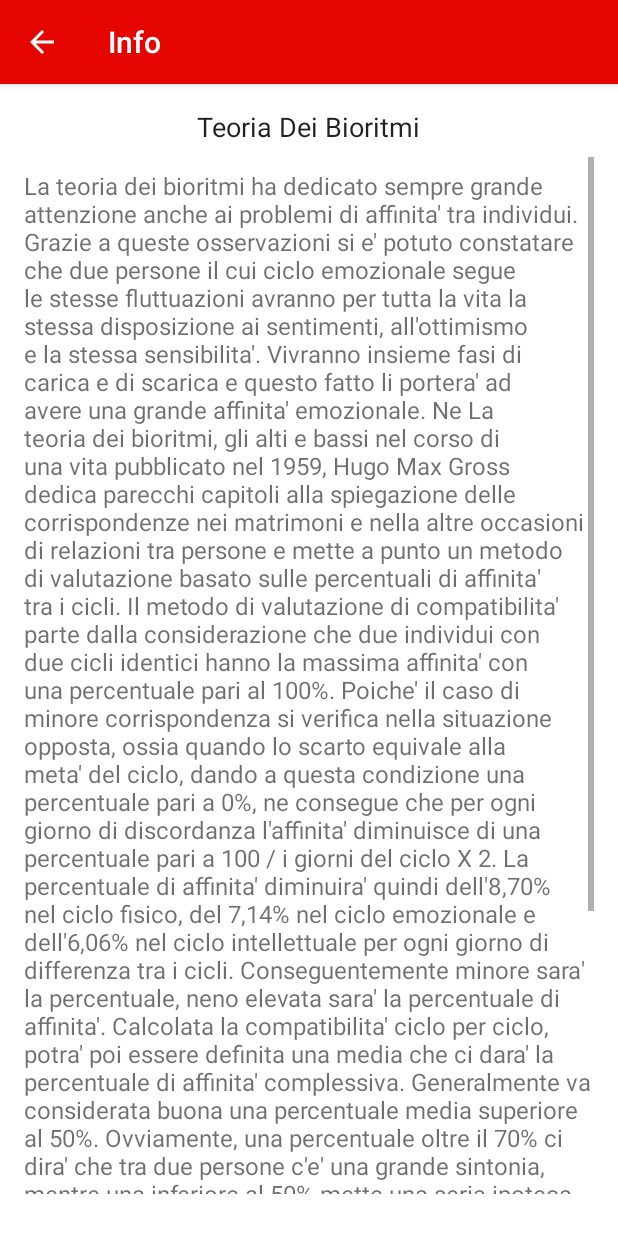
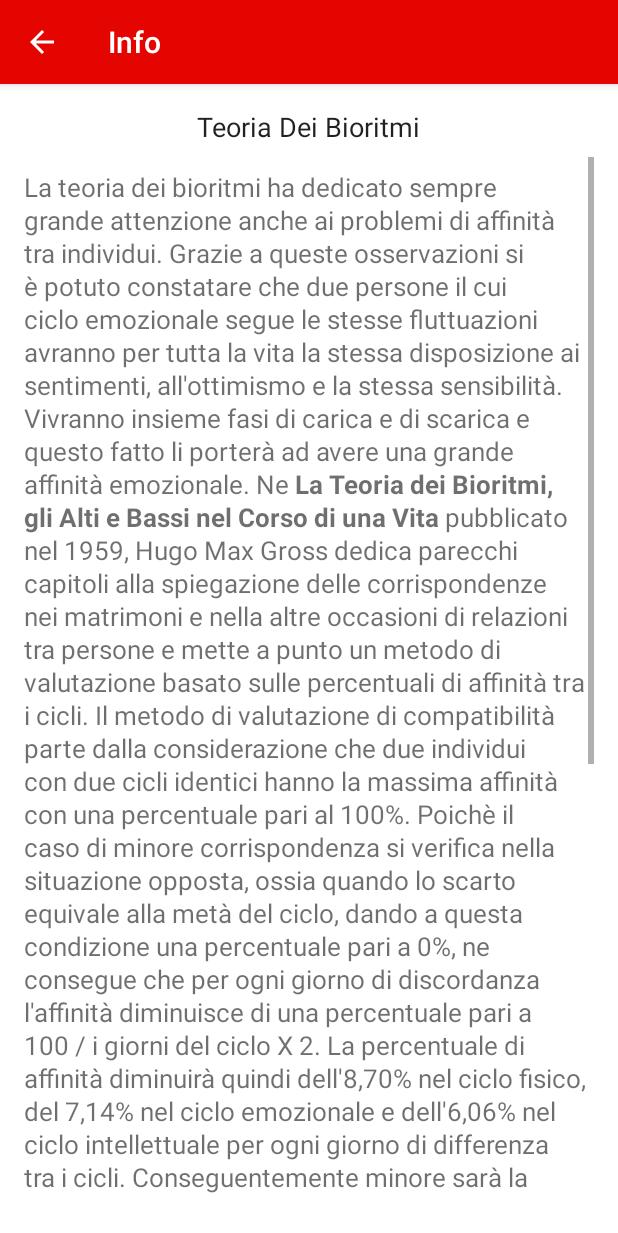
Before and after one commit to Syncroweb/BioComp, an Android app: the Infos screen opened directly, with no data from a screen before it, on a phone screen of 412 x 824 dp. Shown: the top 1233 px of the screen. Run offline under Robolectric (Android 15) with nearby library versions, the phone set to English and light mode, and no system bars; our stand-ins replace AdMob.

Commit message:
26/10/2016 - Part 2

```diff
--- a/app/src/main/res/layout/activity_infos.xml
+++ b/app/src/main/res/layout/activity_infos.xml
@@ -40,10 +40,12 @@
         android:text="@string/bio_info"
         android:enabled="false"
         android:layout_below="@+id/lblTitle"
-        android:textSize="16sp"
+        android:textSize="17sp"
         android:layout_marginTop="8dp"
         android:paddingBottom="6dp"
-        android:textColor="@color/common_google_signin_btn_text_light_default" />
+        android:textColor="@color/common_google_signin_btn_text_light_default"
+        android:lineSpacingExtra="2sp"
+        android:textAlignment="textStart" />
     </ScrollView>
 
     <com.google.android.gms.ads.AdView
--- a/app/src/main/res/values/strings.xml
+++ b/app/src/main/res/values/strings.xml
@@ -11,14 +11,14 @@
     <string name="emotivo_2">poco coinvolgimento emotivo, </string>
     <string name="emotivo_3">un medio coinvolgimento emotivo, </string>
     <string name="emotivo_4">un forte coinvolgimento emotivo, </string>
-    <string name="intellettuale_1">una bassissima compatibilita\' intellettuale, </string>
-    <string name="intellettuale_2">una bassa compatibilita\' intellettuale, </string>
-    <string name="intellettuale_3">una media compatibilita\' intellettuale, </string>
-    <string name="intellettuale_4">una forte compatibilita\' intellettuale, </string>
+    <string name="intellettuale_1">una bassissima compatibilit&#224; intellettuale, </string>
+    <string name="intellettuale_2">una bassa compatibilit&#224; intellettuale, </string>
+    <string name="intellettuale_3">una media compatibilit&#224; intellettuale, </string>
+    <string name="intellettuale_4">una forte compatibilit&#224; intellettuale, </string>
     <string name="fisico">Fisico</string>
     <string name="emotivo">Emozionale</string>
     <string name="intellettuale">IIntellettuale</string>
-    <string name="calculate_biocomp">Calcola Bio Compatibilita\'</string>
+    <string name="calculate_biocomp">Calcola Bio Compatibilit&#224;</string>
     <string name="button_2">Reset</string>
     <string name="date">01/01/1980</string>
 
@@ -42,9 +42,9 @@
     <string name="other_apps">Altre App</string>
     <string name="twitter">Twitter</string>
     <string name="datelist">Lista Date</string>
-    <string name="intro_biocomp">BioComp è un\'applicazione che calcola la compatibilita\' tra le persone attraverso l\'utilizzo della teoria dei bioritmi.</string>
+    <string name="intro_biocomp">BioComp &#232; un\'applicazione che calcola la compatibilit&#224; tra le persone attraverso l\'utilizzo della teoria dei bioritmi.</string>
 
-    <string name="calculate_compatibility">Calcola Compatibilita\'</string>
+    <string name="calculate_compatibility">Calcola Compatibilit&#224;</string>
     <string name="welcome_to_biocomp">Benvenuto In BioComp</string>
     <string name="enter_new_profile">Nuovo Profilo</string>
     <string name="your_date_list">La Tua Lista</string>
@@ -60,24 +60,29 @@
 
     <string name="facebook_app_id">1637657219830501</string>
 
-    <string name="descr">Ciao! Per calcolare la Bio Compatibilita\', scegli gli avatar e le date di nascita.</string>
+    <string name="descr">Ciao! Per calcolare la Bio Compatibilit&#224;, scegli gli avatar e le date di nascita.</string>
     <string name="theory">Teoria Dei Bioritmi</string>
     <string name="other_descr">Scarica le nostre app direttamente dal Google PlayStore.</string>
     <string name="other_infos">Per informazioni o domande, perfavore visita il nostro sito web.</string>
     <string name="name">Nome</string>
     <string name="date_of_birth">Data di nascita</string>
 
-    <string name="bio_info">La teoria dei bioritmi ha dedicato sempre grande attenzione anche ai problemi di affinita\' tra individui.
-        Grazie a queste osservazioni si e\' potuto constatare che due persone il cui ciclo emozionale segue le stesse fluttuazioni avranno per tutta la vita la stessa disposizione ai sentimenti, all\'ottimismo e la stessa sensibilita\'. Vivranno insieme fasi di carica e di scarica e questo fatto li portera\' ad avere una grande affinita\' emozionale.
-        Ne La teoria dei bioritmi, gli alti e bassi nel corso di una vita pubblicato nel 1959, Hugo Max Gross dedica parecchi capitoli alla spiegazione delle corrispondenze nei matrimoni e nella altre occasioni di relazioni tra persone e mette a punto un metodo di valutazione basato sulle percentuali di affinita\' tra i cicli.
-        Il metodo di valutazione di compatibilita\' parte dalla considerazione che due individui con due cicli identici hanno la massima affinita\' con una percentuale pari al 100%.
-        Poiche\' il caso di minore corrispondenza si verifica nella situazione opposta, ossia quando lo scarto equivale alla meta\' del ciclo, dando a questa condizione una percentuale pari a 0%, ne consegue che per ogni giorno di discordanza l\'affinita\' diminuisce di una percentuale pari a 100 / i giorni del ciclo X 2.
-        La percentuale di affinita\' diminuira\' quindi dell\'8,70% nel ciclo fisico, del 7,14% nel ciclo emozionale e dell\'6,06% nel ciclo intellettuale per ogni giorno di differenza tra i cicli.
-        Conseguentemente minore sara\' la percentuale, neno elevata sara\' la percentuale di affinita\'.
-        Calcolata la compatibilita\' ciclo per ciclo, potra\' poi essere definita una media che ci dara\' la percentuale di affinita\' complessiva.
-        Generalmente va considerata buona una percentuale media superiore al 50%. Ovviamente, una percentuale oltre il 70% ci dira\' che tra due persone c\'e\' una grande sintonia, mentre una inferiore al 50% mette una seria ipoteca alla possibilita\' di intesa.
-        La compatibilita\' fisica e\' importante nella formazione di team sportivo o di lavoro. Quella emozionale per l\'intesa in una coppia, in una famiglia o nei rapporti di amicizia. Per le associazioni o collaborazioni basate su attivita\' intellettive sara\' indispensabile una buona corrispondenza intellettuale.
-        Ovviamente tutto questo riguarda una pura armonia bioritmica: nulla toglie che in presenza di obiettivi importanti o di forti motivazioni queste difficolta\' possano essere superate o che, nonostante una buona consonanza bioritmica, ci siano difficolta\' di rapporto dovute ad altri fattori.
+    <string name="bio_info">La teoria dei bioritmi ha dedicato sempre grande attenzione anche ai problemi di affinit&#224; tra individui.
+        Grazie a queste osservazioni si &#232; potuto constatare che due persone il cui ciclo emozionale segue le stesse fluttuazioni avranno per tutta la vita la stessa disposizione ai sentimenti, all\'ottimismo e la stessa sensibilit&#224;. Vivranno insieme fasi di carica e di scarica e questo fatto li porter&#224; ad avere una grande affinit&#224; emozionale.
+
+        Ne <b>"La Teoria dei Bioritmi, gli Alti e Bassi nel Corso di una Vita"</b> pubblicato nel 1959, Hugo Max Gross dedica parecchi capitoli alla spiegazione delle corrispondenze nei matrimoni e nella altre occasioni di relazioni tra persone e mette a punto un metodo di valutazione basato sulle percentuali di affinit&#224; tra i cicli.
+
+        Il metodo di valutazione di compatibilit&#224; parte dalla considerazione che due individui con due cicli identici hanno la massima affinit&#224; con una percentuale pari al 100%.
+        Poich&#232; il caso di minore corrispondenza si verifica nella situazione opposta, ossia quando lo scarto equivale alla met&#224; del ciclo, dando a questa condizione una percentuale pari a 0%, ne consegue che per ogni giorno di discordanza l\'affinit&#224; diminuisce di una percentuale pari a 100 / i giorni del ciclo X 2.
+
+        La percentuale di affinit&#224; diminuir&#224; quindi dell\'8,70% nel ciclo fisico, del 7,14% nel ciclo emozionale e dell\'6,06% nel ciclo intellettuale per ogni giorno di differenza tra i cicli.
+        Conseguentemente minore sar&#224; la percentuale, neno elevata sar&#224; la percentuale di affinit&#224;.
+
+        Calcolata la compatibilit&#224; ciclo per ciclo, potr&#224; poi essere definita una media che ci dar&#224; la percentuale di affinit&#224; complessiva.
+        Generalmente va considerata buona una percentuale media superiore al 50%. Ovviamente, una percentuale oltre il 70% ci dir&#224; che tra due persone c\'&#232; una grande sintonia, mentre una inferiore al 50% mette una seria ipoteca alla possibilit&#224; di intesa.
+
+        La compatibilit&#224; fisica &#232; importante nella formazione di team sportivo o di lavoro. Quella emozionale per l\'intesa in una coppia, in una famiglia o nei rapporti di amicizia. Per le associazioni o collaborazioni basate su attivit&#224; intellettive sar&#224; indispensabile una buona corrispondenza intellettuale.
+        Ovviamente tutto questo riguarda una pura armonia bioritmica: nulla toglie che in presenza di obiettivi importanti o di forti motivazioni queste difficolt&#224; possano essere superate o che, nonostante una buona consonanza bioritmica, ci siano difficolt&#224; di rapporto dovute ad altri fattori.
     </string>
     <string name="reset_list">cancella lista</string>
     <string name="choose_descr">Scegli la data da inserire e salva.</string>
@@ -85,16 +90,16 @@
     <string name="month">Mese</string>
     <string name="year">Anno</string>
     <string name="reset">reset</string>
-    <string name="result_bio">Risultato della Bio Compatibilita\'</string>
-    <string name="insert_register">Uno dei dati inseriti non e\' valido!</string>
+    <string name="result_bio">Risultato della Bio Compatibilit&#224;</string>
+    <string name="insert_register">Uno dei dati inseriti non &#232; valido!</string>
     <string name="confirm">Confermi la data inserita?</string>
     <string name="yes">Si</string>
     <string name="no">No</string>
-    <string name="load_new_error">Qualcosa e\' andato storto. Il profilo selezionato non puo\' essere caricato!</string>
+    <string name="load_new_error">Qualcosa &#232; andato storto. Il profilo selezionato non puo\' essere caricato!</string>
     <string name="load_profile">Carica un profilo della tua lista, oppure creane uno nuovo.</string>
     <string name="load_label">Carica Data</string>
     <string name="send">Condividi</string>
     <string name="scegli_avatar">Scegli uno dei seguenti avatar.</string>
-    <string name="your_result">"Il vostro risultato e\': "</string>
+    <string name="your_result">"Il vostro risultato &#232;: "</string>
 
 </resources>
```
